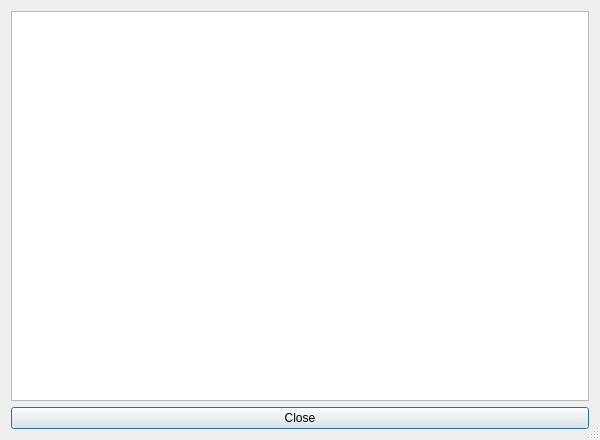
Before: the Qt Designer form src/gui/designer/dlgLog.ui in punesemu/puNES, drawn with Qt 5.
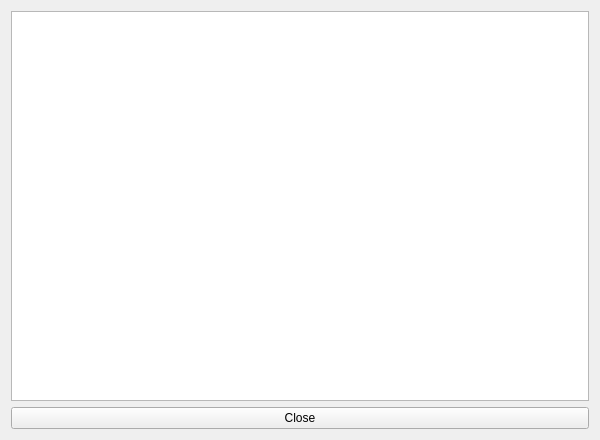
After: the same form once the commit is applied. Icons and pictures are not drawn. Custom widgets are drawn as their Qt base class.

```diff
--- a/src/gui/designer/dlgLog.ui
+++ b/src/gui/designer/dlgLog.ui
@@ -1,7 +1,7 @@
 <?xml version="1.0" encoding="UTF-8"?>
 <ui version="4.0">
  <class>dlgLog</class>
- <widget class="QDialog" name="dlgLog">
+ <widget class="QWidget" name="dlgLog">
   <property name="geometry">
    <rect>
     <x>0</x>
@@ -19,13 +19,6 @@
   <property name="windowTitle">
    <string>Log</string>
   </property>
-  <property name="windowIcon">
-   <iconset resource="resources.qrc">
-    <normaloff>:/icon/icons/application.png</normaloff>:/icon/icons/application.png</iconset>
-  </property>
-  <property name="sizeGripEnabled">
-   <bool>true</bool>
-  </property>
   <layout class="QVBoxLayout" name="verticalLayout_dlgLog">
    <item>
     <widget class="QPlainTextEdit" name="plainTextEdit_Log">
```
